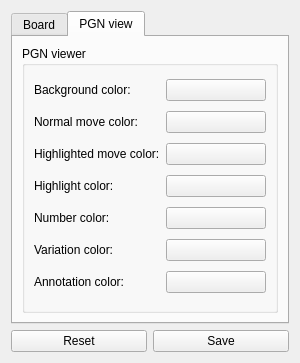
Before: the Qt Designer form src/gui/forms/settings-dialog.ui in krwc/qtchess, drawn with Qt 5.
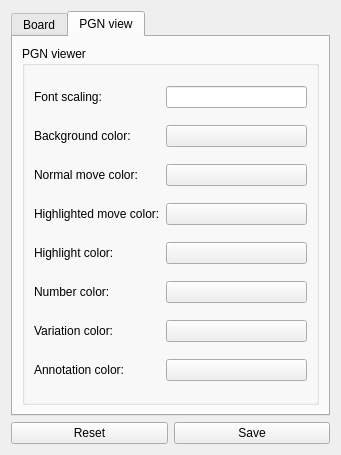
After: the same form once the commit is applied. The open tabs and pages were chosen to show the change. Custom widgets are drawn as their Qt base class.

Commit message: Add an option to set font scaling in settings

Patch:
```diff
--- a/src/gui/forms/settings-dialog.ui
+++ b/src/gui/forms/settings-dialog.ui
@@ -6,8 +6,8 @@
    <rect>
     <x>0</x>
     <y>0</y>
-    <width>300</width>
-    <height>363</height>
+    <width>341</width>
+    <height>455</height>
    </rect>
   </property>
   <property name="sizePolicy">
@@ -157,104 +157,114 @@
             <string>PGN viewer</string>
            </property>
            <layout class="QGridLayout" name="gridLayout">
-            <item row="1" column="0">
+            <item row="2" column="0">
              <widget class="QLabel" name="label_7">
               <property name="text">
                <string>Normal move color:</string>
               </property>
              </widget>
             </item>
-            <item row="1" column="1">
+            <item row="2" column="1">
              <widget class="ColorButton" name="pgnNoMoveColor">
               <property name="text">
                <string/>
               </property>
              </widget>
             </item>
-            <item row="2" column="0">
+            <item row="3" column="0">
              <widget class="QLabel" name="label_9">
               <property name="text">
                <string>Highlighted move color:</string>
               </property>
              </widget>
             </item>
-            <item row="0" column="1">
+            <item row="1" column="1">
              <widget class="ColorButton" name="pgnBgColor">
               <property name="text">
                <string/>
               </property>
              </widget>
             </item>
-            <item row="3" column="1">
+            <item row="4" column="1">
              <widget class="ColorButton" name="pgnHiColor">
               <property name="text">
                <string/>
               </property>
              </widget>
             </item>
-            <item row="2" column="1">
+            <item row="3" column="1">
              <widget class="ColorButton" name="pgnHiMoveColor">
               <property name="text">
                <string/>
               </property>
              </widget>
             </item>
-            <item row="5" column="0">
+            <item row="6" column="0">
              <widget class="QLabel" name="label_13">
               <property name="text">
                <string>Variation color:</string>
               </property>
              </widget>
             </item>
-            <item row="4" column="0">
+            <item row="5" column="0">
              <widget class="QLabel" name="label_12">
               <property name="text">
                <string>Number color:</string>
               </property>
              </widget>
             </item>
-            <item row="0" column="0">
+            <item row="1" column="0">
              <widget class="QLabel" name="label_5">
               <property name="text">
                <string>Background color:</string>
               </property>
              </widget>
             </item>
-            <item row="3" column="0">
+            <item row="4" column="0">
              <widget class="QLabel" name="label_8">
               <property name="text">
                <string>Highlight color:</string>
               </property>
              </widget>
             </item>
-            <item row="5" column="1">
+            <item row="6" column="1">
              <widget class="ColorButton" name="pgnVariationColor">
               <property name="text">
                <string/>
               </property>
              </widget>
             </item>
-            <item row="4" column="1">
+            <item row="5" column="1">
              <widget class="ColorButton" name="pgnNumberColor">
               <property name="text">
                <string/>
               </property>
              </widget>
             </item>
-            <item row="6" column="0">
+            <item row="7" column="0">
              <widget class="QLabel" name="label_14">
               <property name="text">
                <string>Annotation color:</string>
               </property>
              </widget>
             </item>
-            <item row="6" column="1">
+            <item row="7" column="1">
              <widget class="ColorButton" name="pgnAnnotationColor">
               <property name="text">
                <string/>
               </property>
              </widget>
             </item>
+            <item row="0" column="0">
+             <widget class="QLabel" name="label_15">
+              <property name="text">
+               <string>Font scaling:</string>
+              </property>
+             </widget>
+            </item>
+            <item row="0" column="1">
+             <widget class="QLineEdit" name="pgnFontScaling"/>
+            </item>
            </layout>
           </widget>
          </item>
```
Left out of the diff: 2 changed lines with no effect on the pictures. The commit also changes 4 other files.
